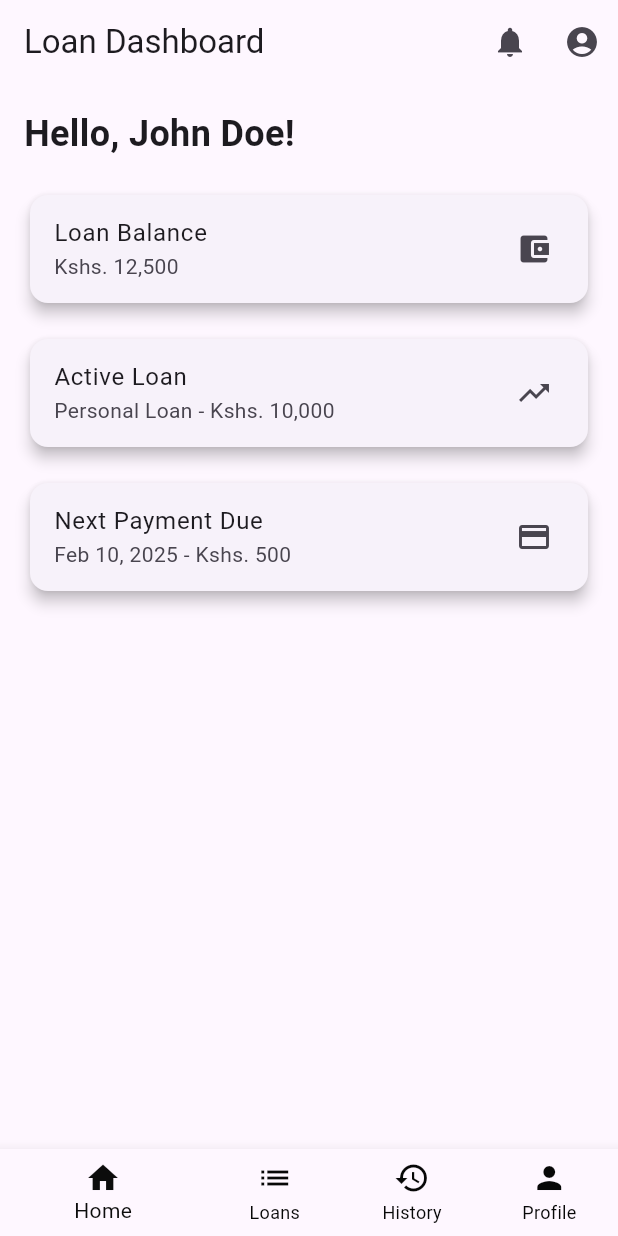
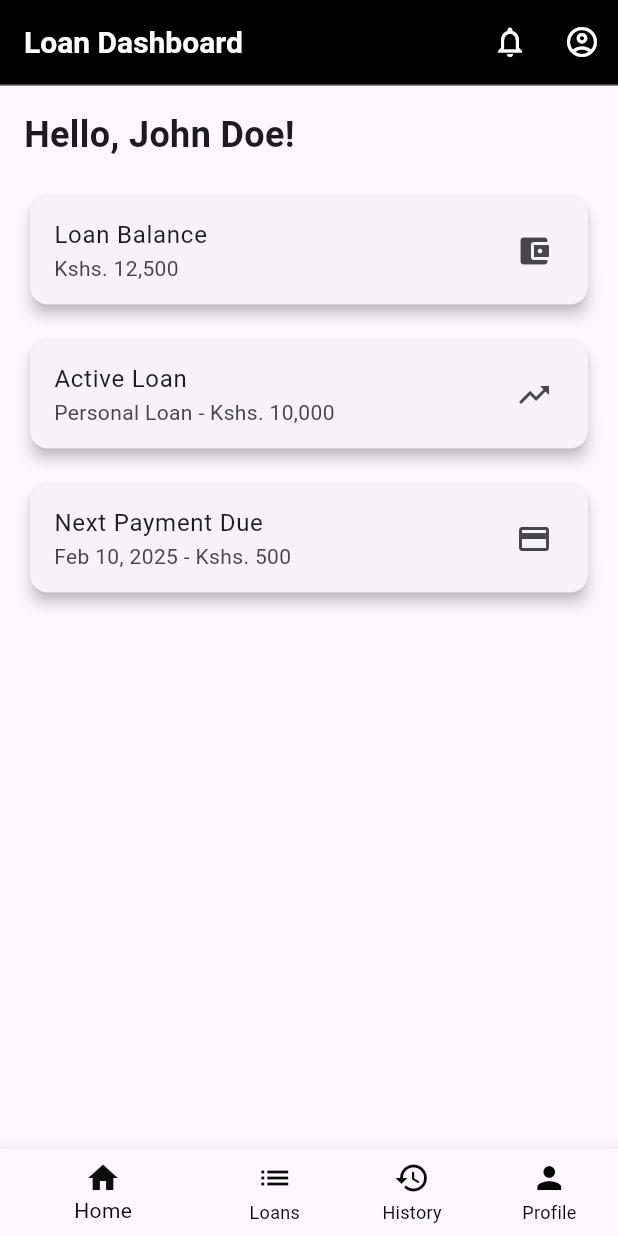
Before and after one commit to NexusGKSoftwares/loan_app, a Flutter app: the LoanDashboard screen opened directly, on a phone screen of 412 x 824 dp. Run offline on Flutter 3.47's test engine with Material 3 defaults, Android fonts, the phone set to English and light mode, and no system bars; our stand-ins replace smooth_page_indicator.

Commit message:
`Refactor dashboard screen: update app bar and add divider`

```diff
--- a/lib/screens/dashboard_screen.dart
+++ b/lib/screens/dashboard_screen.dart
@@ -8,23 +8,45 @@ class LoanDashboard extends StatelessWidget {
   Widget build(BuildContext context) {
     return Scaffold(
       appBar: AppBar(
-        title: const Text('Loan Dashboard'),
+      title: const Text(
+        'Loan Dashboard',
+        style: TextStyle(
+          color: Colors.white,
+          fontSize: 20,
+          fontWeight: FontWeight.bold,
+        ),
+      ),
+      backgroundColor: Colors.black,
       automaticallyImplyLeading: false, // Removes the back arrow
       actions: [
         IconButton(
-            icon: const Icon(Icons.notifications),
+          icon: const Icon(
+            Icons.notifications_outlined,
+            color: Colors.white,
+          ),
           onPressed: () {
             // Handle notifications
           },
         ),
         IconButton(
-            icon: const Icon(Icons.account_circle),
+          icon: const Icon(
+            Icons.account_circle_outlined,
+            color: Colors.white,
+          ),
           onPressed: () {
             // Navigate to profile
           },
         ),
       ],
+      bottom: const PreferredSize(
+        preferredSize: Size.fromHeight(1.0),
+        child: Divider(
+          height: 1.0,
+          color: Colors.white24,
         ),
+    ),
+    ),
+
       body: const SingleChildScrollView(
         padding: EdgeInsets.all(16.0),
         child: Column(
```
Lines whose indentation alone changed are shown as unchanged.
